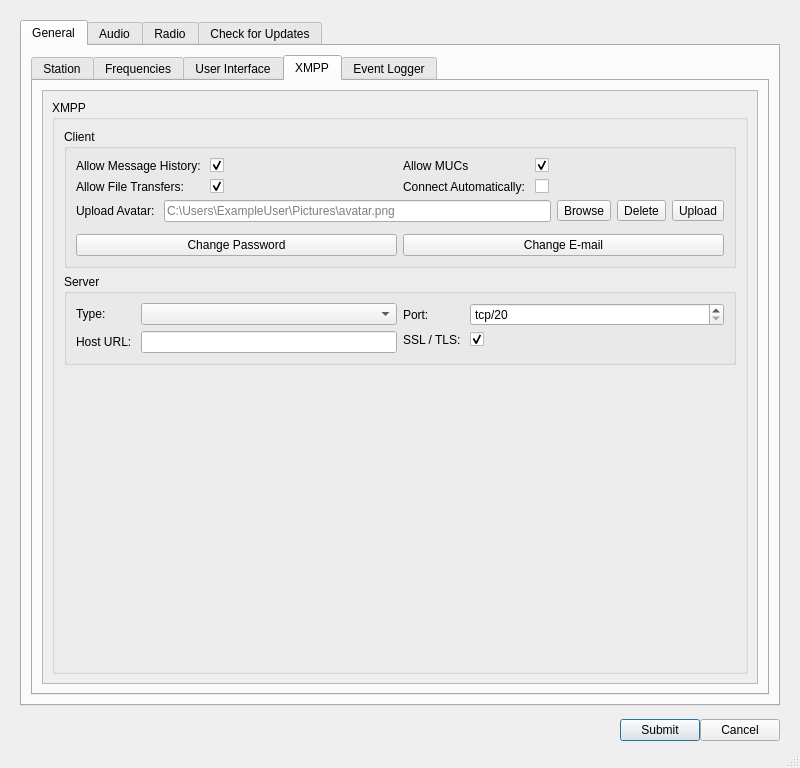
First picture: the form in src/ui/dialogsettings.ui, repository GekkoFyre/small-world-deluxe, before the edit.
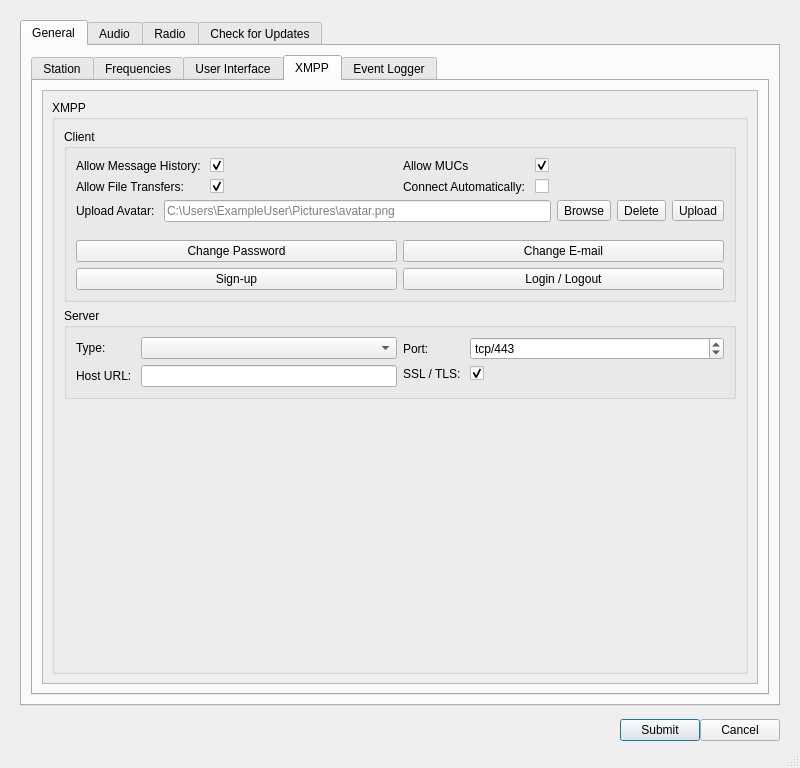
Second picture: the form after the edit. The open tabs and pages were chosen to show the change.

Commit message: * Major changes relating to mostly the backend for the XMPP code within Small World Deluxe, this time around.

```diff
--- a/src/ui/dialogsettings.ui
+++ b/src/ui/dialogsettings.ui
@@ -2128,12 +2128,12 @@
                                    <property name="frameShadow">
                                     <enum>QFrame::Raised</enum>
                                    </property>
-                                   <layout class="QHBoxLayout" name="horizontalLayout_52">
+                                   <layout class="QVBoxLayout" name="verticalLayout_62">
                                     <property name="leftMargin">
                                      <number>0</number>
                                     </property>
                                     <property name="topMargin">
-                                     <number>0</number>
+                                     <number>6</number>
                                     </property>
                                     <property name="rightMargin">
                                      <number>0</number>
@@ -2160,6 +2160,25 @@
                                       </property>
                                      </widget>
                                     </item>
+                                    <item>
+                                     <widget class="QPushButton" name="pushButton_xmpp_cfg_signup">
+                                      <property name="sizePolicy">
+                                       <sizepolicy hsizetype="Preferred" vsizetype="Fixed">
+                                        <horstretch>13</horstretch>
+                                        <verstretch>0</verstretch>
+                                       </sizepolicy>
+                                      </property>
+                                      <property name="toolTip">
+                                       <string>Sign-up and create a new account to the configured XMPP server of your choice.</string>
+                                      </property>
+                                      <property name="text">
+                                       <string>Sign-up</string>
+                                      </property>
+                                      <property name="autoDefault">
+                                       <bool>false</bool>
+                                      </property>
+                                     </widget>
+                                    </item>
                                    </layout>
                                   </widget>
                                  </item>
@@ -2171,12 +2190,12 @@
                                    <property name="frameShadow">
                                     <enum>QFrame::Raised</enum>
                                    </property>
-                                   <layout class="QHBoxLayout" name="horizontalLayout_51">
+                                   <layout class="QVBoxLayout" name="verticalLayout_63">
                                     <property name="leftMargin">
                                      <number>0</number>
                                     </property>
                                     <property name="topMargin">
-                                     <number>0</number>
+                                     <number>6</number>
                                     </property>
                                     <property name="rightMargin">
                                      <number>0</number>
@@ -2203,6 +2222,25 @@
                                       </property>
                                      </widget>
                                     </item>
+                                    <item>
+                                     <widget class="QPushButton" name="pushButton_xmpp_cfg_login_logout">
+                                      <property name="sizePolicy">
+                                       <sizepolicy hsizetype="Preferred" vsizetype="Fixed">
+                                        <horstretch>13</horstretch>
+                                        <verstretch>0</verstretch>
+                                       </sizepolicy>
+                                      </property>
+                                      <property name="toolTip">
+                                       <string>Login or logout to the configured XMPP server.</string>
+                                      </property>
+                                      <property name="text">
+                                       <string>Login / Logout</string>
+                                      </property>
+                                      <property name="autoDefault">
+                                       <bool>false</bool>
+                                      </property>
+                                     </widget>
+                                    </item>
                                    </layout>
                                   </widget>
                                  </item>
@@ -2319,6 +2357,9 @@
                                 <property name="maximum">
                                  <number>65536</number>
                                 </property>
+                                <property name="value">
+                                 <number>443</number>
+                                </property>
                                </widget>
                               </item>
                               <item row="1" column="0">
```
Left out of the diff: 34 changed lines with no effect on the pictures. The commit also changes 9 other files.
